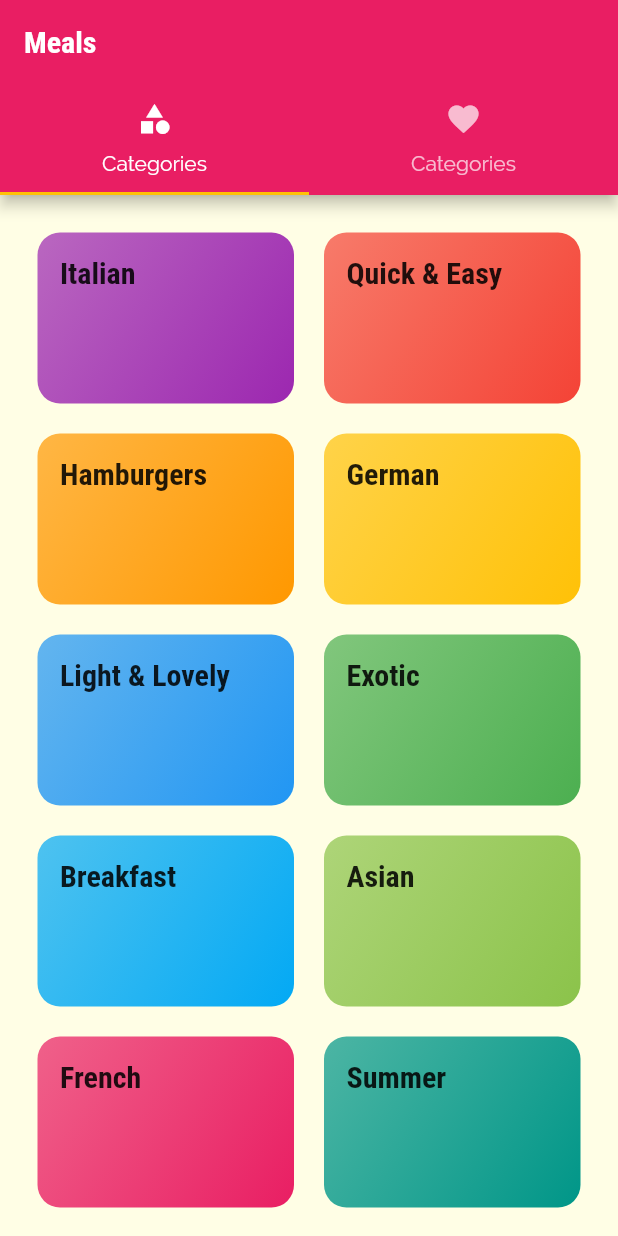
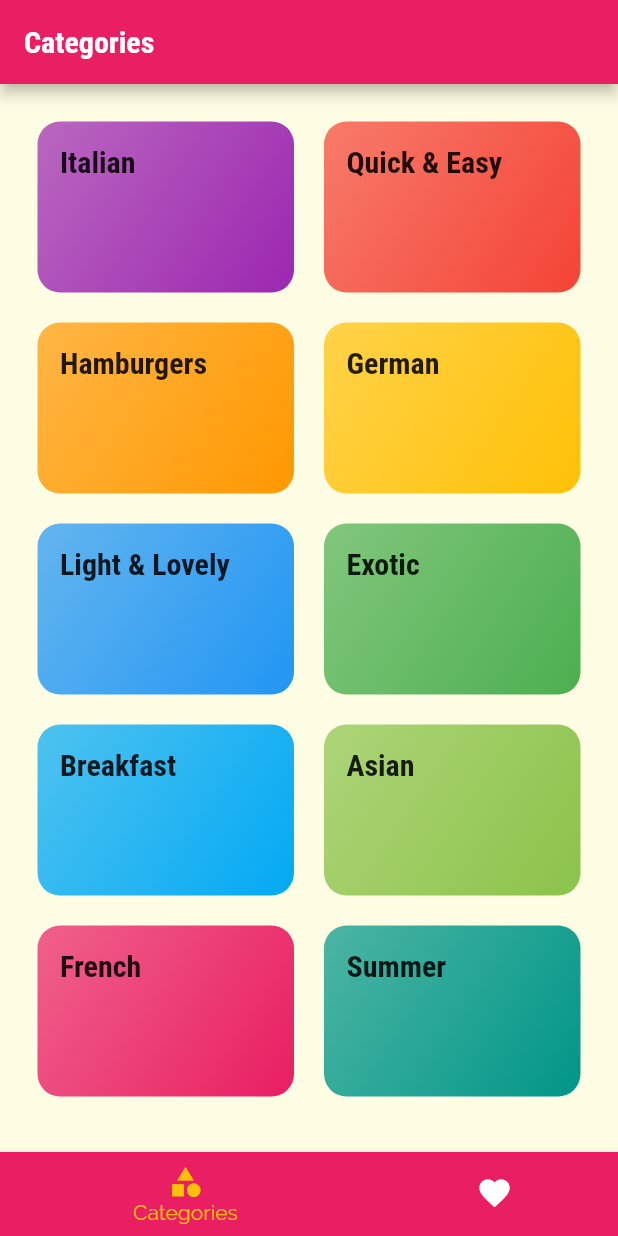
Before and after one commit to eliassparagis/flutter, a Flutter app: the screen it shows after launch, on a phone screen of 412 x 824 dp. Run offline on Flutter 3.47's test engine with Material 2 defaults, Android fonts, the phone set to English and light mode, and no system bars.

Commit message:
bottomBarNavigator, handle page title for different tabs

```diff
--- a/lib/screens/tabs_screen.dart
+++ b/lib/screens/tabs_screen.dart
@@ -11,6 +11,19 @@ class TabsScreen extends StatefulWidget {
 }
 
 class _TabsScreenState extends State<TabsScreen> {
+  final List<Map<String, Object>> _pages = [
+    {'page': CategoriesScreen(), 'title': 'Categories'},
+    {'page': FavoritesScreen(), 'title': 'Your Favorites'},
+  ];
+
+  int _selectedPageIndex = 0;
+
+  void _selectPage(index) {
+    setState(() {
+      _selectedPageIndex = index;
+    });
+  }
+
   @override
   Widget build(BuildContext context) {
     return DefaultTabController(
@@ -18,25 +31,30 @@ class _TabsScreenState extends State<TabsScreen> {
       // initialIndex: 0, // is the default configure if different index is needed
       child: Scaffold(
         appBar: AppBar(
-          title: const Text('Meals'),
-          bottom: const TabBar(
-              tabs: [
-              Tab(
-                icon: Icon(Icons.category),
-                text: 'Categories',
-              ),
-              Tab(
-                icon: Icon(Icons.favorite),
-                text: 'Categories',
-              ),
+          title: Text(_pages[_selectedPageIndex]['title']),
+        ),
+        bottomNavigationBar: BottomNavigationBar(
+          // backgroundColor: Theme.of(context).primaryColor,
+          unselectedItemColor: Colors.white,
+          selectedItemColor: Theme.of(context).accentColor,
+          currentIndex: _selectedPageIndex,
+          type: BottomNavigationBarType.shifting, // if shifting the backgroundColor must be set in eah tab item, otherwise on the bar itself
+          items: [
+            BottomNavigationBarItem(
+              backgroundColor: Theme.of(context).primaryColor,
+              icon: const Icon(Icons.category),
+              label: 'Categories',
+            ),
+            BottomNavigationBarItem(
+              backgroundColor: Theme.of(context).primaryColor,
+              icon: const Icon(Icons.favorite),
+              label: 'Favorites',
+            ),
           ],
-        )
+          onTap: _selectPage,
         ),
-        body: TabBarView(children: [
-          CategoriesScreen(),
-          FavoritesScreen(),
-        ],),
-      ),
-    );
+        body: _pages[_selectedPageIndex]['page'],
+        ),
+      );
   }
 }
```
